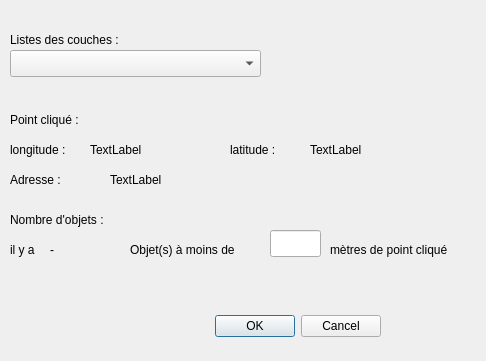
The window that mon_extension_dialog_base.ui (oumaimasah/tp-QGIS) describes before a commit, drawn with Qt 5.
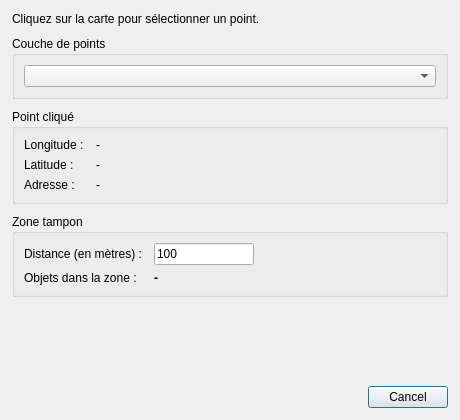
The same window after the commit.

Commit message: modification sur la fenetre de l'extension

Diff of the .ui file:
```diff
--- a/mon_extension_dialog_base.ui
+++ b/mon_extension_dialog_base.ui
@@ -6,222 +6,221 @@
    <rect>
     <x>0</x>
     <y>0</y>
-    <width>486</width>
-    <height>361</height>
+    <width>460</width>
+    <height>420</height>
    </rect>
   </property>
+  <property name="minimumSize">
+   <size>
+    <width>420</width>
+    <height>400</height>
+   </size>
+  </property>
   <property name="windowTitle">
    <string>MonExtension</string>
   </property>
-  <widget class="QDialogButtonBox" name="button_box">
-   <property name="geometry">
-    <rect>
-     <x>40</x>
-     <y>310</y>
-     <width>341</width>
-     <height>32</height>
-    </rect>
+  <layout class="QVBoxLayout" name="verticalLayoutPrincipal">
+   <property name="spacing">
+    <number>10</number>
    </property>
-   <property name="orientation">
-    <enum>Qt::Horizontal</enum>
+   <property name="leftMargin">
+    <number>12</number>
    </property>
-   <property name="standardButtons">
-    <set>QDialogButtonBox::Cancel|QDialogButtonBox::Ok</set>
-   </property>
-  </widget>
+   <property name="topMargin">
+    <number>12</number>
+   </property>
+   <property name="rightMargin">
+    <number>12</number>
+   </property>
+   <property name="bottomMargin">
+    <number>12</number>
+   </property>
+   <item>
+    <widget class="QLabel" name="labelAide">
+     <property name="text">
+      <string>Cliquez sur la carte pour sélectionner un point.</string>
+     </property>
+     <property name="wordWrap">
+      <bool>true</bool>
+     </property>
+    </widget>
+   </item>
+   <item>
+    <widget class="QGroupBox" name="groupBoxCouche">
+     <property name="title">
+      <string>Couche de points</string>
+     </property>
+     <layout class="QVBoxLayout" name="verticalLayoutCouche">
+      <item>
   <widget class="QComboBox" name="comboBox">
-   <property name="geometry">
-    <rect>
-     <x>10</x>
-     <y>50</y>
-     <width>251</width>
-     <height>27</height>
-    </rect>
-   </property>
-  </widget>
-  <widget class="QLabel" name="label">
-   <property name="geometry">
-    <rect>
-     <x>10</x>
-     <y>30</y>
-     <width>191</width>
-     <height>19</height>
-    </rect>
-   </property>
-   <property name="text">
-    <string>Listes des couches :</string>
-   </property>
-  </widget>
-  <widget class="QLabel" name="label_2">
-   <property name="geometry">
-    <rect>
-     <x>10</x>
-     <y>110</y>
-     <width>191</width>
-     <height>19</height>
-    </rect>
-   </property>
-   <property name="text">
-    <string>Point cliqué :</string>
-   </property>
-  </widget>
+        <property name="toolTip">
+         <string>Couche dont les objets sont comptés autour du point cliqué</string>
+        </property>
+       </widget>
+      </item>
+     </layout>
+    </widget>
+   </item>
+   <item>
+    <widget class="QGroupBox" name="groupBoxPoint">
+     <property name="title">
+      <string>Point cliqué</string>
+     </property>
+     <layout class="QFormLayout" name="formLayoutPoint">
+      <property name="fieldGrowthPolicy">
+       <enum>QFormLayout::ExpandingFieldsGrow</enum>
+      </property>
+      <property name="horizontalSpacing">
+       <number>12</number>
+      </property>
+      <item row="0" column="0">
   <widget class="QLabel" name="label_3">
-   <property name="geometry">
-    <rect>
-     <x>10</x>
-     <y>140</y>
-     <width>81</width>
-     <height>19</height>
-    </rect>
-   </property>
    <property name="text">
-    <string>longitude :</string>
-   </property>
-  </widget>
+         <string>Longitude :</string>
+        </property>
+       </widget>
+      </item>
+      <item row="0" column="1">
   <widget class="QLabel" name="labelLongitude">
-   <property name="geometry">
-    <rect>
-     <x>90</x>
-     <y>140</y>
-     <width>66</width>
-     <height>19</height>
-    </rect>
-   </property>
    <property name="text">
-    <string>TextLabel</string>
-   </property>
-  </widget>
+         <string>-</string>
+        </property>
+        <property name="textInteractionFlags">
+         <set>Qt::TextSelectableByMouse</set>
+        </property>
+       </widget>
+      </item>
+      <item row="1" column="0">
   <widget class="QLabel" name="label_5">
-   <property name="geometry">
-    <rect>
-     <x>230</x>
-     <y>140</y>
-     <width>66</width>
-     <height>19</height>
-    </rect>
-   </property>
    <property name="text">
-    <string>latitude :</string>
-   </property>
-  </widget>
+         <string>Latitude :</string>
+        </property>
+       </widget>
+      </item>
+      <item row="1" column="1">
   <widget class="QLabel" name="labelLatitude">
-   <property name="geometry">
-    <rect>
-     <x>310</x>
-     <y>140</y>
-     <width>66</width>
-     <height>19</height>
-    </rect>
-   </property>
    <property name="text">
-    <string>TextLabel</string>
-   </property>
-  </widget>
-  <widget class="QLabel" name="labelAdresse">
-   <property name="geometry">
-    <rect>
-     <x>110</x>
-     <y>170</y>
-     <width>351</width>
-     <height>19</height>
-    </rect>
-   </property>
-   <property name="text">
-    <string>TextLabel</string>
-   </property>
-  </widget>
+         <string>-</string>
+        </property>
+        <property name="textInteractionFlags">
+         <set>Qt::TextSelectableByMouse</set>
+        </property>
+       </widget>
+      </item>
+      <item row="2" column="0">
   <widget class="QLabel" name="label_4">
-   <property name="geometry">
-    <rect>
-     <x>10</x>
-     <y>170</y>
-     <width>66</width>
-     <height>19</height>
-    </rect>
-   </property>
    <property name="text">
     <string>Adresse :</string>
    </property>
   </widget>
-  <widget class="QLabel" name="label_6">
-   <property name="geometry">
-    <rect>
-     <x>10</x>
-     <y>210</y>
-     <width>141</width>
-     <height>19</height>
-    </rect>
-   </property>
+      </item>
+      <item row="2" column="1">
+       <widget class="QLabel" name="labelAdresse">
    <property name="text">
-    <string>Nombre d'objets :</string>
-   </property>
-  </widget>
-  <widget class="QLabel" name="label_7">
-   <property name="geometry">
-    <rect>
-     <x>10</x>
-     <y>240</y>
-     <width>66</width>
-     <height>19</height>
-    </rect>
-   </property>
-   <property name="text">
-    <string>il y a</string>
-   </property>
-  </widget>
+         <string>-</string>
+        </property>
+        <property name="wordWrap">
+         <bool>true</bool>
+        </property>
+        <property name="textInteractionFlags">
+         <set>Qt::TextSelectableByMouse</set>
+        </property>
+       </widget>
+      </item>
+     </layout>
+    </widget>
+   </item>
+   <item>
+    <widget class="QGroupBox" name="groupBoxRecherche">
+     <property name="title">
+      <string>Zone tampon</string>
+     </property>
+     <layout class="QFormLayout" name="formLayoutRecherche">
+      <property name="horizontalSpacing">
+       <number>12</number>
+      </property>
+      <item row="0" column="0">
   <widget class="QLabel" name="label_9">
-   <property name="geometry">
-    <rect>
-     <x>130</x>
-     <y>240</y>
-     <width>151</width>
-     <height>19</height>
-    </rect>
-   </property>
    <property name="text">
-    <string>Objet(s) à moins de </string>
-   </property>
-  </widget>
-  <widget class="QLabel" name="label_10">
-   <property name="geometry">
-    <rect>
-     <x>330</x>
-     <y>240</y>
-     <width>161</width>
-     <height>19</height>
-    </rect>
-   </property>
-   <property name="text">
-    <string>mètres de point cliqué</string>
-   </property>
-  </widget>
+         <string>Distance (en mètres) :</string>
+        </property>
+        <property name="buddy">
+         <cstring>lineEditDistance</cstring>
+        </property>
+       </widget>
+      </item>
+      <item row="0" column="1">
   <widget class="QLineEdit" name="lineEditDistance">
-   <property name="geometry">
-    <rect>
-     <x>270</x>
-     <y>230</y>
-     <width>51</width>
-     <height>27</height>
-    </rect>
-   </property>
+        <property name="maximumSize">
+         <size>
+          <width>100</width>
+          <height>16777215</height>
+         </size>
+        </property>
+        <property name="toolTip">
+         <string>Rayon de la zone tampon autour du point cliqué (entier positif)</string>
+        </property>
    <property name="text">
-    <string/>
-   </property>
-  </widget>
+         <string>100</string>
+        </property>
+        <property name="placeholderText">
+         <string>ex. 100</string>
+        </property>
+       </widget>
+      </item>
+      <item row="1" column="0">
+       <widget class="QLabel" name="label_6">
+        <property name="text">
+         <string>Objets dans la zone :</string>
+        </property>
+       </widget>
+      </item>
+      <item row="1" column="1">
   <widget class="QLabel" name="nbr_objet">
-   <property name="geometry">
-    <rect>
-     <x>50</x>
-     <y>240</y>
-     <width>66</width>
-     <height>19</height>
-    </rect>
+        <property name="font">
+         <font>
+          <weight>75</weight>
+          <bold>true</bold>
+         </font>
    </property>
    <property name="text">
     <string>-</string>
    </property>
   </widget>
- </widget>
+      </item>
+     </layout>
+    </widget>
+   </item>
+   <item>
+    <spacer name="verticalSpacer">
+     <property name="orientation">
+      <enum>Qt::Vertical</enum>
+     </property>
+     <property name="sizeHint" stdset="0">
+      <size>
+       <width>20</width>
+       <height>0</height>
+      </size>
+     </property>
+    </spacer>
+   </item>
+   <item>
+    <widget class="QDialogButtonBox" name="button_box">
+     <property name="orientation">
+      <enum>Qt::Horizontal</enum>
+     </property>
+     <property name="standardButtons">
+      <set>QDialogButtonBox::Cancel</set>
+     </property>
+    </widget>
+   </item>
+  </layout>
+ </widget>
+ <tabstops>
+  <tabstop>comboBox</tabstop>
+  <tabstop>lineEditDistance</tabstop>
+  <tabstop>button_box</tabstop>
+ </tabstops>
  <resources/>
  <connections>
   <connection>
```
Left out of the diff: 37 changed lines with no effect on the pictures. Lines whose indentation alone changed are shown as unchanged. The commit also changes 1 other file.
